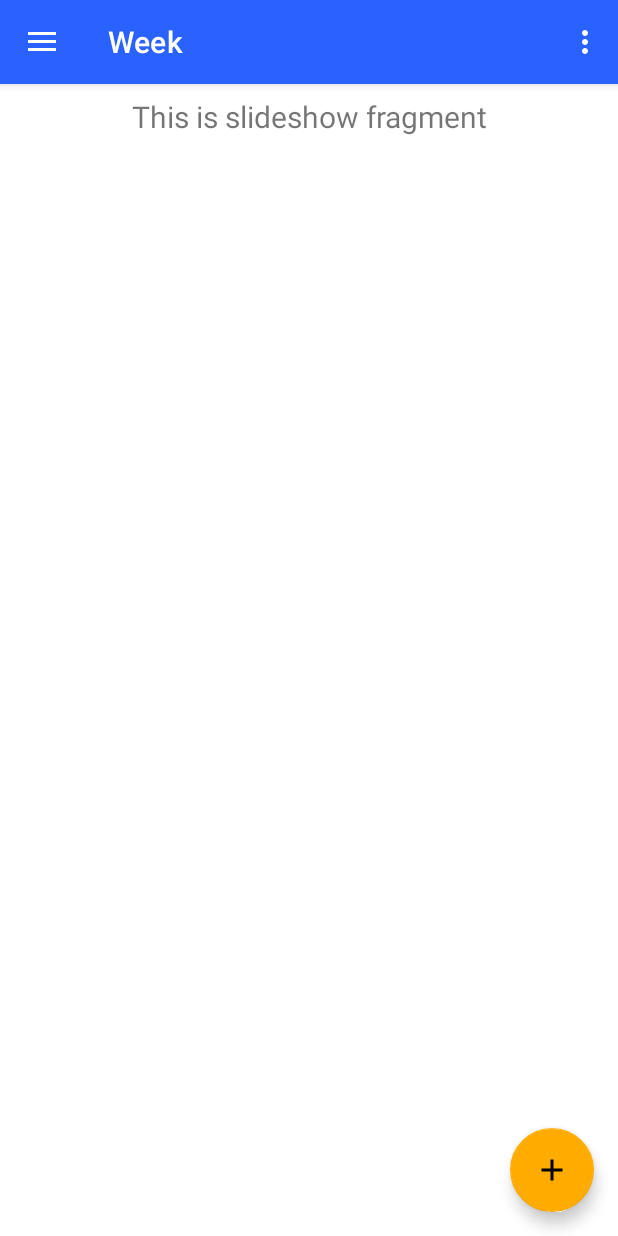
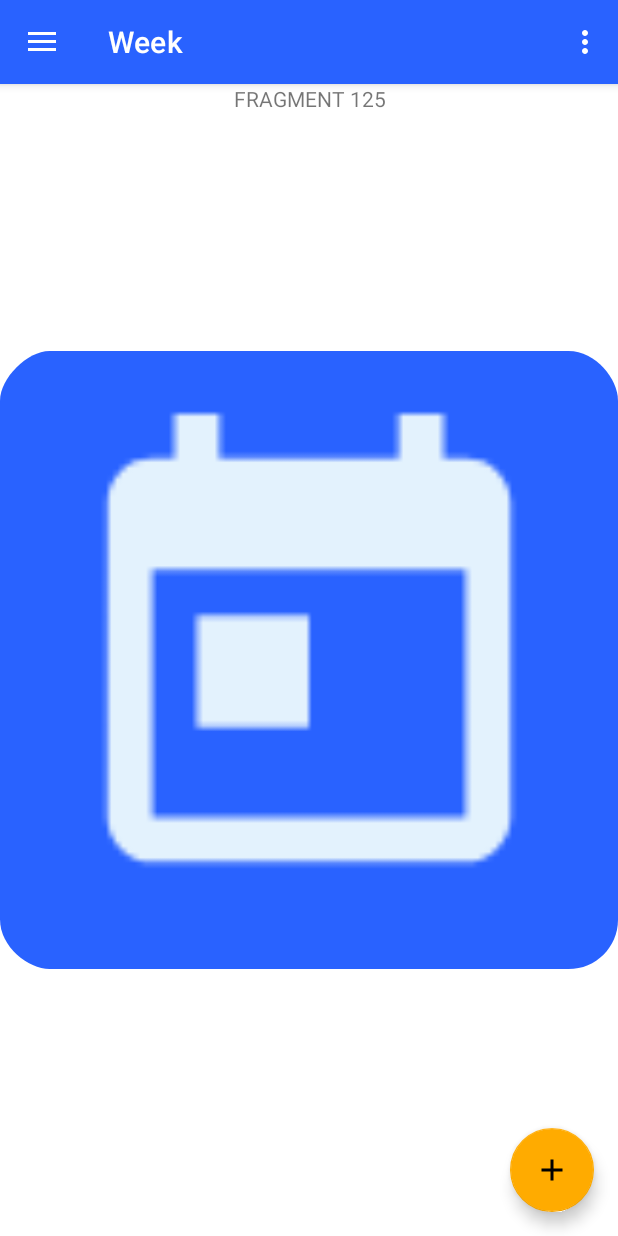
Before and after one commit to Viperinius/CalAppo, an Android app: the screen it shows after launch (MainActivity), in the side drawer, after a tap on "Week", on a phone screen of 412 x 824 dp. Run offline under Robolectric (Android 15) with nearby library versions, the phone set to English and light mode, and no system bars; our stand-ins replace navigation-ui; libraries missing offline, so code that uses them is left out: net.danlew.android; 1 statement that could not run was skipped.

Commit message:
Experimented with ViewPager
Signed-off-by: Viperinius <41393831+Viperinius@users.noreply.github.com>

```diff
--- /dev/null
+++ b/java/CalAppo/app/src/main/java/com/viperinius/calappo/ui/CalFragment.java
@@ -0,0 +1,42 @@
+package com.viperinius.calappo.ui;
+
+import android.os.Bundle;
+import android.view.LayoutInflater;
+import android.view.View;
+import android.view.ViewGroup;
+import android.widget.TextView;
+
+import androidx.annotation.NonNull;
+import androidx.annotation.Nullable;
+import androidx.fragment.app.Fragment;
+
+import com.viperinius.calappo.R;
+
+public class CalFragment extends Fragment {
+    private int fragmentVal;
+
+    public static CalFragment init(int val) {
+        CalFragment newFrag = new CalFragment();
+
+        Bundle args = new Bundle();
+        args.putInt("val", val);
+        newFrag.setArguments(args);
+
+        return newFrag;
+    }
+
+    @Override
+    public void onCreate(@Nullable Bundle savedInstanceState) {
+        super.onCreate(savedInstanceState);
+        fragmentVal = getArguments() != null ? getArguments().getInt("val") : 1;
+    }
+
+    @Nullable
+    @Override
+    public View onCreateView(@NonNull LayoutInflater inflater, @Nullable ViewGroup container, @Nullable Bundle savedInstanceState) {
+        View layoutView = inflater.inflate(R.layout.fragment_cal, container, false);
+        View text = layoutView.findViewById(R.id.cal_text);
+        ((TextView) text).setText("FRAGMENT " + fragmentVal);
+        return layoutView;
+    }
+}
--- a/java/CalAppo/app/src/main/java/com/viperinius/calappo/ui/CustomCalView.java
+++ b/java/CalAppo/app/src/main/java/com/viperinius/calappo/ui/CustomCalView.java
@@ -154,11 +154,11 @@ public class CustomCalView extends LinearLayout {
                         */
                         // TODO: draw all events here that do not last multiple days -> if possible???
 
-                        convertView.setBackgroundResource(R.drawable.border_all_sides);
+                        convertView.setBackgroundResource(R.drawable.border_two_sides);
                         break;
                     }
                     else {
-                        convertView.setBackgroundResource(R.drawable.border_all_sides);
+                        convertView.setBackgroundResource(R.drawable.border_two_sides);
                     }
                 }
             }
--- /dev/null
+++ b/java/CalAppo/app/src/main/java/com/viperinius/calappo/ui/CustomPagerAdapter.java
@@ -0,0 +1,41 @@
+package com.viperinius.calappo.ui;
+
+import android.content.Context;
+import android.view.LayoutInflater;
+import android.view.ViewGroup;
+
+import androidx.annotation.NonNull;
+import androidx.fragment.app.Fragment;
+import androidx.fragment.app.FragmentManager;
+import androidx.fragment.app.FragmentStatePagerAdapter;
+
+import com.viperinius.calappo.ui.month.MonthFragment;
+
+import java.util.ArrayList;
+
+public class CustomPagerAdapter extends FragmentStatePagerAdapter {
+
+    public static int PAGE_COUNT = 251;
+
+    public CustomPagerAdapter(FragmentManager fragmentManager, int behavior) {
+        super(fragmentManager, behavior);
+    }
+
+    @Override
+    public int getCount() {
+        return PAGE_COUNT;
+    }
+
+    @NonNull
+    @Override
+    public Fragment getItem(int position) {
+        switch (position) {
+            case 0:
+                return CalFragment.init(position);
+            case 1:
+                return CalFragment.init(position);
+            default:
+                return CalFragment.init(position);
+        }
+    }
+}
--- a/java/CalAppo/app/src/main/java/com/viperinius/calappo/ui/week/WeekFragment.java
+++ b/java/CalAppo/app/src/main/java/com/viperinius/calappo/ui/week/WeekFragment.java
@@ -9,27 +9,38 @@ import android.widget.TextView;
 import androidx.annotation.Nullable;
 import androidx.annotation.NonNull;
 import androidx.fragment.app.Fragment;
+import androidx.fragment.app.FragmentStatePagerAdapter;
 import androidx.lifecycle.Observer;
 import androidx.lifecycle.ViewModelProviders;
+import androidx.viewpager.widget.ViewPager;
 
 import com.viperinius.calappo.R;
+import com.viperinius.calappo.ui.CustomPagerAdapter;
+
+import static com.viperinius.calappo.ui.CustomPagerAdapter.PAGE_COUNT;
 
 public class WeekFragment extends Fragment {
 
     private WeekViewModel weekViewModel;
+    private CustomPagerAdapter customPagerAdapter;
 
     public View onCreateView(@NonNull LayoutInflater inflater,
                              ViewGroup container, Bundle savedInstanceState) {
         weekViewModel =
                 ViewModelProviders.of(this).get(WeekViewModel.class);
         View root = inflater.inflate(R.layout.fragment_week, container, false);
-        final TextView textView = root.findViewById(R.id.text_slideshow);
-        weekViewModel.getText().observe(this, new Observer<String>() {
+        //final TextView textView = root.findViewById(R.id.text_slideshow);
+        /*weekViewModel.getText().observe(this, new Observer<String>() {
             @Override
             public void onChanged(@Nullable String s) {
                 textView.setText(s);
             }
-        });
+        });*/
+        final ViewPager viewPager = root.findViewById(R.id.week_viewpager);
+        customPagerAdapter = new CustomPagerAdapter(getFragmentManager(), FragmentStatePagerAdapter.BEHAVIOR_RESUME_ONLY_CURRENT_FRAGMENT);
+        viewPager.setAdapter(customPagerAdapter);
+        viewPager.setCurrentItem(PAGE_COUNT / 2);
+
         return root;
     }
 }
--- a/java/CalAppo/app/src/main/res/drawable/border_all_sides.xml
+++ /dev/null
@@ -1,9 +0,0 @@
-<?xml version="1.0" encoding="utf-8"?>
-<inset xmlns:android="http://schemas.android.com/apk/res/android"
-    android:insetBottom="-2dp"
-    android:insetLeft="-2dp">
-
-    <shape android:shape="rectangle">
-        <stroke android:width="1dp" android:color="@color/colorPrimaryLightOpaque30" />
-    </shape>
-</inset>
--- /dev/null
+++ b/java/CalAppo/app/src/main/res/drawable/border_two_sides.xml
@@ -0,0 +1,9 @@
+<?xml version="1.0" encoding="utf-8"?>
+<inset xmlns:android="http://schemas.android.com/apk/res/android"
+    android:insetBottom="-2dp"
+    android:insetLeft="-2dp">
+
+    <shape android:shape="rectangle">
+        <stroke android:width="1dp" android:color="@color/colorPrimaryLightOpaque30" />
+    </shape>
+</inset>
--- /dev/null
+++ b/java/CalAppo/app/src/main/res/layout/fragment_cal.xml
@@ -0,0 +1,16 @@
+<?xml version="1.0" encoding="utf-8"?>
+<RelativeLayout xmlns:android="http://schemas.android.com/apk/res/android"
+    android:layout_width="match_parent" android:layout_height="match_parent">
+
+    <TextView
+        android:id="@+id/cal_text"
+        android:layout_width="match_parent"
+        android:layout_height="wrap_content"
+        android:gravity="center_vertical|center_horizontal" />
+
+    <androidx.appcompat.widget.AppCompatImageView
+        android:layout_width="match_parent"
+        android:layout_height="match_parent"
+        android:src="@mipmap/calappo_launcher_round" />
+
+</RelativeLayout>
--- a/java/CalAppo/app/src/main/res/layout/fragment_week.xml
+++ b/java/CalAppo/app/src/main/res/layout/fragment_week.xml
@@ -4,7 +4,7 @@
     android:layout_width="match_parent"
     android:layout_height="match_parent">
 
-    <TextView
+    <!--<TextView
         android:id="@+id/text_slideshow"
         android:layout_width="match_parent"
         android:layout_height="wrap_content"
@@ -15,5 +15,9 @@
         android:textSize="20sp"
         app:layout_constraintEnd_toEndOf="parent"
         app:layout_constraintStart_toStartOf="parent"
-        app:layout_constraintTop_toTopOf="parent" />
+        app:layout_constraintTop_toTopOf="parent" />-->
+    <androidx.viewpager.widget.ViewPager
+        android:id="@+id/week_viewpager"
+        android:layout_width="match_parent"
+        android:layout_height="match_parent" />
 </androidx.constraintlayout.widget.ConstraintLayout>
```
